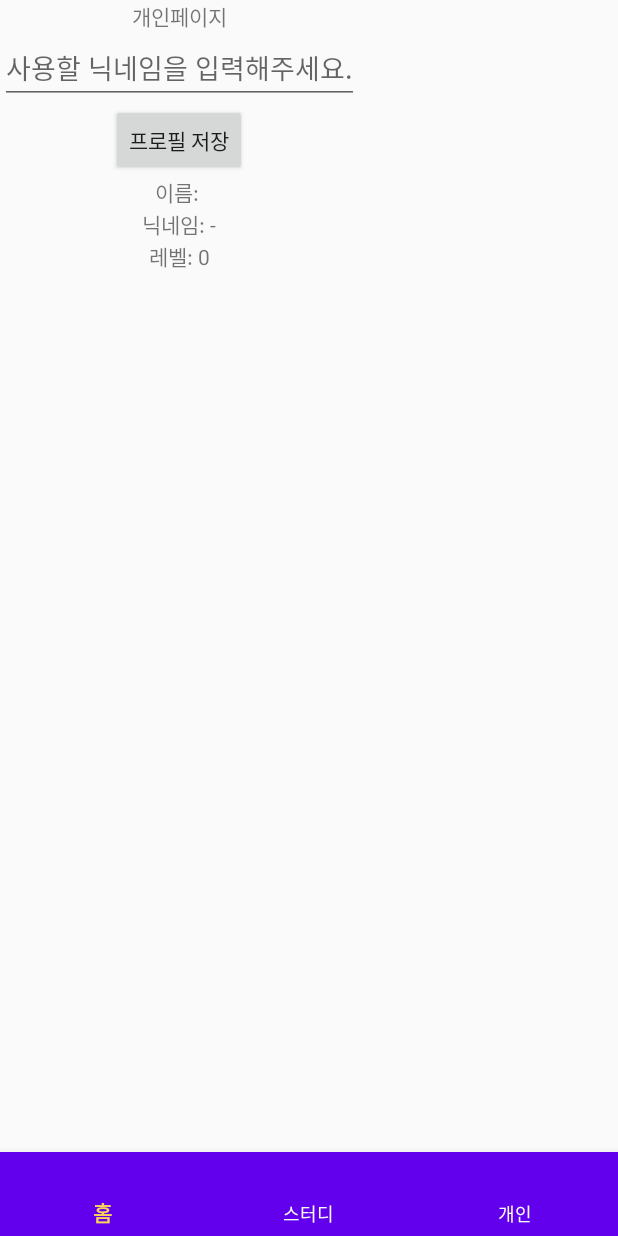
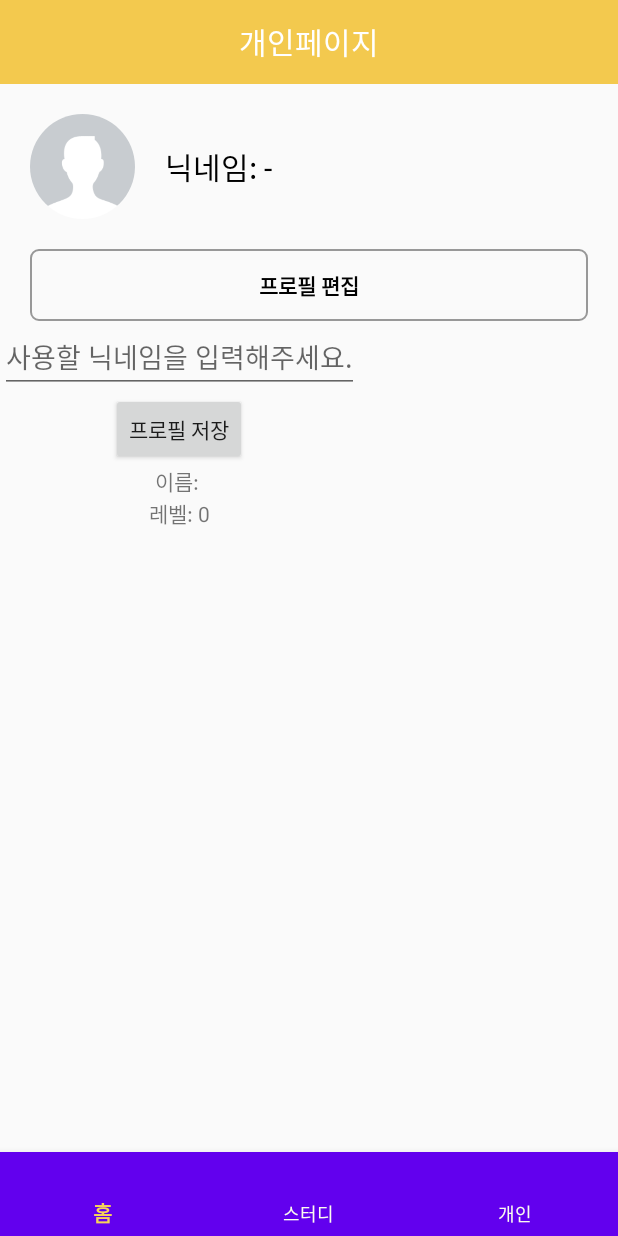
Before and after one commit to suzinxix/project, an Android app: the fragment PersonalPageFragment placed in its activity, on a phone screen of 412 x 824 dp. Run offline under Robolectric (Android 15) with nearby library versions, the phone set to English and light mode, and no system bars; our stand-ins replace CircleImageView, Firebase (no records; nobody signed in at launch, a user with empty details on screens opened directly).

Commit message:
개인페이지, 프로필 편집 분리

```diff
--- a/app/build.gradle
+++ b/app/build.gradle
@@ -60,8 +60,11 @@ dependencies {
     implementation 'com.google.firebase:firebase-core:10.2.1'
     implementation 'com.google.firebase:firebase-database:19.6.0'
     implementation 'com.firebaseui:firebase-ui-database:7.1.1'
+
+    // CircleImageView
+    implementation 'de.hdodenhof:circleimageview:3.1.0'
+
 }
-
 buildscript {
     repositories {
         google()
--- a/app/src/main/java/com/example/studyproject/HomeFragment.java
+++ b/app/src/main/java/com/example/studyproject/HomeFragment.java
@@ -15,6 +15,7 @@ import android.widget.LinearLayout;
 import androidx.appcompat.app.ActionBar;
 import androidx.appcompat.app.AppCompatActivity;
 import androidx.appcompat.widget.Toolbar;
+import androidx.core.app.ActivityCompat;
 import androidx.fragment.app.Fragment;
 
 import com.google.firebase.auth.FirebaseAuth;
@@ -47,7 +48,9 @@ public class HomeFragment extends Fragment{
             @Override
             public void onClick(View v) {
                 FirebaseAuth.getInstance().signOut();
-                startActivity(new Intent(getActivity(), LoginActivity.class));
+                Intent i = new Intent(getActivity(), LoginActivity.class);
+                ActivityCompat.finishAffinity(getActivity()); // 모든 액티비티 종료
+                startActivity(i);
             }
         });
 
--- a/app/src/main/java/com/example/studyproject/LoginActivity.java
+++ b/app/src/main/java/com/example/studyproject/LoginActivity.java
@@ -89,4 +89,6 @@ public class LoginActivity extends AppCompatActivity {
 //            }
 //        });
     }
+
+
 }
--- a/app/src/main/java/com/example/studyproject/PersonalPageFragment.java
+++ b/app/src/main/java/com/example/studyproject/PersonalPageFragment.java
@@ -1,5 +1,6 @@
 package com.example.studyproject;
 
+import android.content.Intent;
 import android.os.Bundle;
 import android.view.LayoutInflater;
 import android.view.View;
@@ -15,6 +16,7 @@ import com.google.firebase.auth.FirebaseUser;
 
 public class PersonalPageFragment extends Fragment {
     Button bt_personal;
+    Button bt_profileEdit;
     EditText personalName, personalNick;
     TextView tv_pname, tv_pnick;
     String myname;
@@ -27,6 +29,7 @@ public class PersonalPageFragment extends Fragment {
         bt_personal = (Button)view.findViewById(R.id.bt_save);
         tv_pname = (TextView) view.findViewById(R.id.tv_pname);
         tv_pnick = (TextView) view.findViewById(R.id.tv_pnick);
+        bt_profileEdit = view.findViewById(R.id.profileEdit);
 
         FirebaseUser user = FirebaseAuth.getInstance().getCurrentUser();
         if (user != null) {
@@ -39,7 +42,13 @@ public class PersonalPageFragment extends Fragment {
         bt_personal.setOnClickListener(new View.OnClickListener() {
             @Override
             public void onClick(View v) {
-                tv_pnick.setText("닉네임: "+personalNick.getText());
+                personalNick.setText(personalNick.getText());
+            }
+        });
+        bt_profileEdit.setOnClickListener(new View.OnClickListener() {
+            @Override
+            public void onClick(View v) {
+                getActivity().startActivity(new Intent(getActivity(), ProfileEditActivity.class));
             }
         });
 
--- /dev/null
+++ b/app/src/main/res/drawable/btn_stroke.xml
@@ -0,0 +1,12 @@
+<?xml version="1.0" encoding="utf-8"?>
+<shape xmlns:android="http://schemas.android.com/apk/res/android"
+    android:padding="10dp"
+    android:shape="rectangle" >
+    <solid android:color="#00ff0000" />
+    <stroke
+        android:width="1dp"
+        android:color="#989898" /> //선색
+    <corners
+        android:radius="5dp"
+        />
+</shape>
--- a/app/src/main/res/layout/fragment_personal.xml
+++ b/app/src/main/res/layout/fragment_personal.xml
@@ -1,29 +1,65 @@
 <?xml version="1.0" encoding="utf-8"?>
-<androidx.constraintlayout.widget.ConstraintLayout
-    xmlns:android="http://schemas.android.com/apk/res/android"
+<LinearLayout xmlns:android="http://schemas.android.com/apk/res/android"
     xmlns:app="http://schemas.android.com/apk/res-auto"
     xmlns:tools="http://schemas.android.com/tools"
     android:layout_width="match_parent"
-    android:layout_height="match_parent">
+    android:layout_height="match_parent"
+    android:orientation="vertical">
+
+    <androidx.appcompat.widget.Toolbar
+        android:id="@+id/toolbarHome"
+        android:layout_width="match_parent"
+        android:layout_height="wrap_content"
+        android:background="#F3C94E">
+
+        <TextView
+            android:id="@+id/toolbar_title"
+            android:layout_width="wrap_content"
+            android:layout_height="wrap_content"
+            android:layout_gravity="center"
+            android:textColor="#FFFFFF"
+            android:text="개인페이지"
+            android:textSize="20sp" />
+
+    </androidx.appcompat.widget.Toolbar>
+
+    <LinearLayout
+        android:layout_width="match_parent"
+        android:layout_height="wrap_content"
+        android:orientation="horizontal"
+        android:padding="20dp">
+
+
+        <de.hdodenhof.circleimageview.CircleImageView
+            android:layout_width="70dp"
+            android:layout_height="70dp"
+            android:src="@drawable/img_default" />
+
+        <TextView
+            android:id="@+id/tv_pnick"
+            android:layout_width="wrap_content"
+            android:layout_height="wrap_content"
+            android:text="닉네임: -"
+            android:textSize="20dp"
+            android:textColor="#000000"
+            android:layout_margin="20dp"/>
+    </LinearLayout>
+
+    <Button
+        android:id="@+id/profileEdit"
+        android:layout_width="match_parent"
+        android:layout_height="wrap_content"
+        android:text="프로필 편집"
+        android:textColor="#000000"
+        android:textStyle="bold"
+        android:background="@drawable/btn_stroke"
+        android:layout_marginHorizontal="20dp"/>
 
     <LinearLayout
         android:layout_width="wrap_content"
         android:layout_height="wrap_content"
         android:gravity="center"
-        android:orientation="vertical"
-        tools:ignore="MissingConstraints"
-        tools:layout_editor_absoluteX="88dp"
-        tools:layout_editor_absoluteY="126dp">
-
-        <TextView
-            android:id="@+id/textView6"
-            android:layout_width="wrap_content"
-            android:layout_height="wrap_content"
-            android:text="개인페이지"
-            app:layout_constraintBottom_toBottomOf="parent"
-            app:layout_constraintEnd_toEndOf="parent"
-            app:layout_constraintStart_toStartOf="parent"
-            app:layout_constraintTop_toTopOf="parent" />
+        android:orientation="vertical">
 
         <EditText
             android:id="@+id/et_pnick"
@@ -45,12 +81,6 @@
             android:text="이름: -" />
 
         <TextView
-            android:id="@+id/tv_pnick"
-            android:layout_width="wrap_content"
-            android:layout_height="wrap_content"
-            android:text="닉네임: -" />
-
-        <TextView
             android:id="@+id/tv_plevel"
             android:layout_width="wrap_content"
             android:layout_height="wrap_content"
@@ -58,4 +88,5 @@
 
 
     </LinearLayout>
-</androidx.constraintlayout.widget.ConstraintLayout>
+
+</LinearLayout>
```
Also changed, not shown: app/src/main/AndroidManifest.xml (+6 -11 lines), app/src/main/java/com/example/studyproject/ProfileEditActivity.java (added, +50 -0 lines), app/src/main/res/layout/activity_profile_edit.xml (added, +50 -0 lines), app/src/main/res/menu/menu_profile_edit.xml (added, +11 -0 lines), app/src/main/res/drawable/img_default.gif (added).
